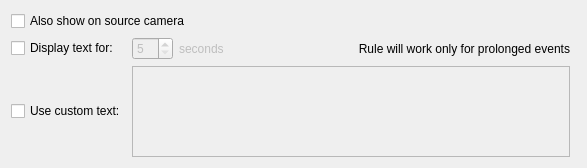
This is client/libclient/src/ui/widgets/business/show_text_overlay_action_widget.ui in networkoptix/nx_open as Qt 5 draws it before an edit. The edited form follows.
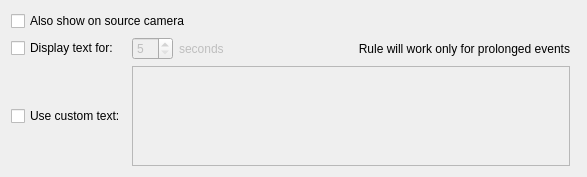
This is the edited form.

Commit message:
VMS-5691 - Too big settings panel in "Show Text Overlay" action
<==== Mercurial data ====>
Branch: dev_3.0.0_gui

Diff of the .ui file:
```diff
--- a/client/libclient/src/ui/widgets/business/show_text_overlay_action_widget.ui
+++ b/client/libclient/src/ui/widgets/business/show_text_overlay_action_widget.ui
@@ -7,7 +7,7 @@
     <x>0</x>
     <y>0</y>
     <width>587</width>
-    <height>168</height>
+    <height>174</height>
    </rect>
   </property>
   <property name="windowTitle">
@@ -143,6 +143,18 @@
      <property name="enabled">
       <bool>false</bool>
      </property>
+     <property name="minimumSize">
+      <size>
+       <width>0</width>
+       <height>100</height>
+      </size>
+     </property>
+     <property name="maximumSize">
+      <size>
+       <width>16777215</width>
+       <height>100</height>
+      </size>
+     </property>
      <property name="horizontalScrollBarPolicy">
       <enum>Qt::ScrollBarAlwaysOff</enum>
      </property>
```
The commit also changes 2 other files.
